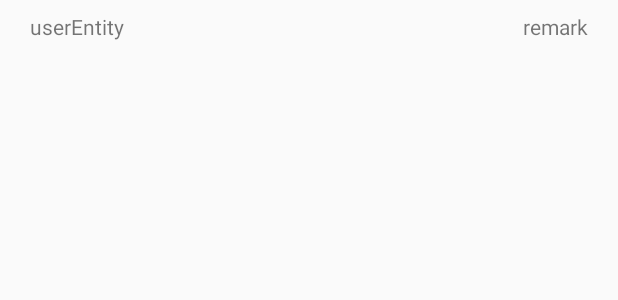
After one commit to vipheyue/UniversalTrack-Android, an Android app: the layout item_query_history.xml on its own in the app's theme, with its tools: preview values and no code run, on a phone screen of 412 x 824 dp. The commit adds this screen. Shown: the top 300 px of the screen. Run offline under Robolectric (Android 15) with nearby library versions, the phone set to English and light mode, and no system bars.

Commit message:
查询记录

```diff
--- a/app/build.gradle
+++ b/app/build.gradle
@@ -43,4 +43,6 @@ dependencies {
     compile 'io.reactivex.rxjava2:rxjava:2.1.7'
     compile 'io.reactivex.rxjava2:rxandroid:2.0.1'
     implementation project(':qrcodelib')
+    compile 'com.github.CymChad:BaseRecyclerViewAdapterHelper:2.9.30'
+    compile 'com.google.code.gson:gson:2.8.2'
 }
--- a/app/src/main/java/com/lightworld/childtrack/MyConfig.kt
+++ b/app/src/main/java/com/lightworld/childtrack/MyConfig.kt
@@ -6,7 +6,7 @@ package com.lightworld.childtrack
 // 轨迹服务ID
 var serviceId: Long = 116378
 // 设备标识
-var myTrackEntityName by Preference(MyApplication.INSTANCE, "myTrackEntityName", "defaultTraceName")
+var myTrackEntityName  by Preference(MyApplication.INSTANCE, "myTrackEntityName", "defaultTraceName")
 var trackOtherEntityName by Preference(MyApplication.INSTANCE, "trackOtherEntityName", "trackOtherEntityName")
 var lastQueryEntityName by Preference(MyApplication.INSTANCE, "lastQueryEntityName", "lastQueryEntityName")
 // 是否需要对象存储服务，默认为：false，关闭对象存储服务。注：鹰眼 Android SDK v3.0以上版本支持随轨迹上传图像等对象数据，若需使用此功能，该参数需设为 true，且需导入bos-android-sdk-1.0.2.jar。
@@ -17,5 +17,7 @@ var gatherInterval = 20
 var packInterval = 30
 var configAgreeLicense by Preference(MyApplication.INSTANCE, "configAgreeLicense", false)
 
-var TRACK_ENTITY_NAME ="TRACK_ENTITY_NAME"
+var TRACK_ENTITY_NAME = "TRACK_ENTITY_NAME"
 var isRegisterReceiver = false
+
+var hisroty_query_dataCenter by Preference(MyApplication.INSTANCE, "hisroty_query_dataCenter","")
--- /dev/null
+++ b/app/src/main/res/layout/item_query_history.xml
@@ -0,0 +1,29 @@
+<?xml version="1.0" encoding="utf-8"?>
+<android.support.constraint.ConstraintLayout xmlns:android="http://schemas.android.com/apk/res/android"
+    xmlns:app="http://schemas.android.com/apk/res-auto"
+    xmlns:tools="http://schemas.android.com/tools"
+    android:layout_width="match_parent"
+    android:layout_height="wrap_content">
+
+    <TextView
+        android:id="@+id/tv_userEntityName"
+        android:layout_width="wrap_content"
+        android:layout_height="wrap_content"
+        android:layout_marginLeft="20dp"
+        android:layout_marginTop="8dp"
+        android:text="userEntity"
+        app:layout_constraintStart_toStartOf="parent"
+        app:layout_constraintTop_toTopOf="parent" />
+
+    <TextView
+        android:id="@+id/tv_remark"
+        android:layout_width="wrap_content"
+        android:layout_height="wrap_content"
+        android:layout_marginRight="20dp"
+        android:text="remark"
+        app:layout_constraintBottom_toBottomOf="@+id/tv_userEntityName"
+        app:layout_constraintEnd_toEndOf="parent"
+        app:layout_constraintTop_toTopOf="@+id/tv_userEntityName" />
+
+
+</android.support.constraint.ConstraintLayout>
```
Also changed, not shown: app/src/main/java/com/lightworld/childtrack/HistoryAdapter.kt (added, +20 -0 lines), app/src/main/java/com/lightworld/childtrack/RemarkUserBean.kt (added, +25 -0 lines), app/src/main/java/com/lightworld/childtrack/TrackOtherActivity.kt (+63 -7 lines), app/src/main/java/com/lightworld/childtrack/helper/ClipboardManagerHelper.kt (+12 -2 lines), app/src/main/java/com/lightworld/childtrack/helper/HistoryQueryTable.kt (added, +45 -0 lines), app/src/main/res/layout/activity_track_other.xml (+17 -5 lines), app/src/main/res/layout/dialog_input.xml (added, +18 -0 lines).
